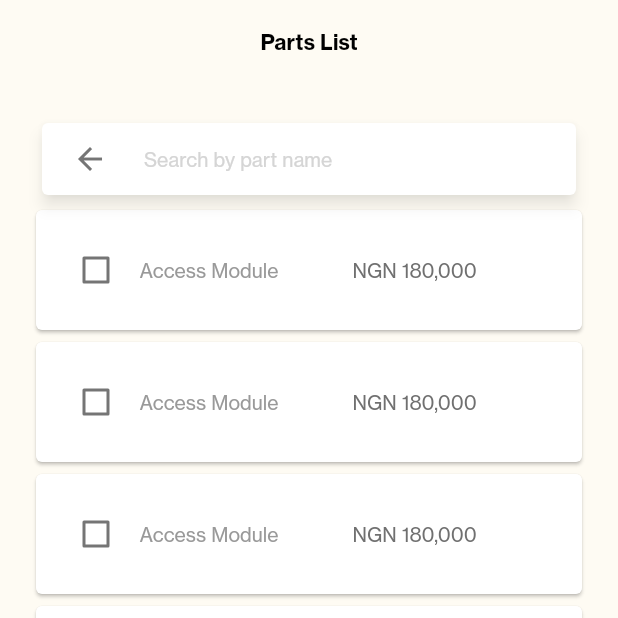
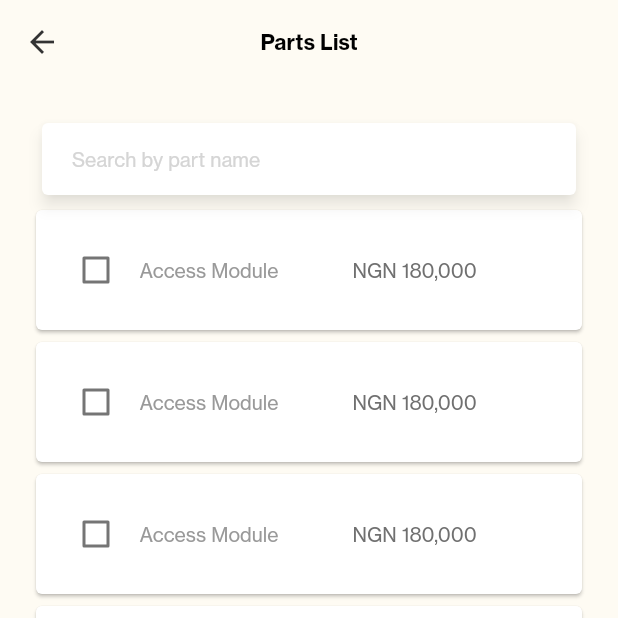
Before and after one commit to namdiemefo/fix-234-service-man, a Flutter app: the PartsScreen screen opened directly, on a phone screen of 412 x 824 dp, the top half of it. Run offline on Flutter 3.47's test engine with Material 2 defaults, Android fonts, the phone set to English and light mode, and no system bars; drawn by our look-alikes of material_floating_search_bar; our stand-ins replace another_flushbar, bloc, connectivity, dio, equatable, flutter_bloc and 10 more; accounts and stored records are empty; generated files the repository leaves out were written again; statements that could not run were skipped.

Commit message:
fix back button

```diff
--- a/lib/helpers/assets/strings.dart
+++ b/lib/helpers/assets/strings.dart
@@ -32,6 +32,7 @@ class AppStrings {
   static const chargeHint = 'Search by service charge name';
   static const partsHint = 'Search by part name';
   static const requestDetails = 'Request Details';
+  static const summaryReport = 'Summary Report';
   static const parts = 'Parts';
   static const serviceChargeList = 'Service Charge List';
   static const partsList = 'Parts List';
--- a/lib/helpers/reusable_screens/app_button.dart
+++ b/lib/helpers/reusable_screens/app_button.dart
@@ -42,7 +42,7 @@ class AppButton extends StatelessWidget {
             child: Text(
               buttonText,
               style: TextStyle(
-                fontSize: 12,
+                fontSize: 14.0,
                 fontWeight: FontWeight.w600,
                 color: textColor == null ? bWhite : textColor,
                 // letterSpacing: 0.88,
--- a/lib/pages/bill/parts_screen.dart
+++ b/lib/pages/bill/parts_screen.dart
@@ -18,10 +18,9 @@ class _PartsScreenState extends State<PartsScreen> {
     final isPortrait = MediaQuery.of(context).orientation == Orientation.portrait;
     return Scaffold(
       appBar: AppBar(
-        // iconTheme: IconThemeData(
-        //     color: bDark
-        // ),
-        automaticallyImplyLeading: false,
+        iconTheme: IconThemeData(
+            color: bDark
+        ),
         centerTitle: true,
         backgroundColor: bMilk,
         elevation: 0.0,
@@ -37,6 +36,8 @@ class _PartsScreenState extends State<PartsScreen> {
             fit: StackFit.expand,
             children: [
               FloatingSearchBar(
+                  leadingActions: null,
+                  automaticallyImplyBackButton: false,
                   body: FloatingSearchBarScrollNotifier(
                     child: Container(
                         padding: EdgeInsets.fromLTRB(0.0, 60.0, 0.0, 0.0),
--- a/lib/pages/booking/summary_screen.dart
+++ b/lib/pages/booking/summary_screen.dart
@@ -22,7 +22,7 @@ class _SummaryScreenState extends State<SummaryScreen> {
         backgroundColor: bMilk,
         elevation: 0.0,
         title: Text(
-          AppStrings.requestDetails,
+          AppStrings.summaryReport,
           style: AppUtils.adaptableTextStyle(size: 14.0, fontWeight: FontWeight.bold, color: bBlack),
         ),
       ),
```
Also changed, not shown: lib/pages/bill/service_charge_screen.dart (+4 -4 lines).
